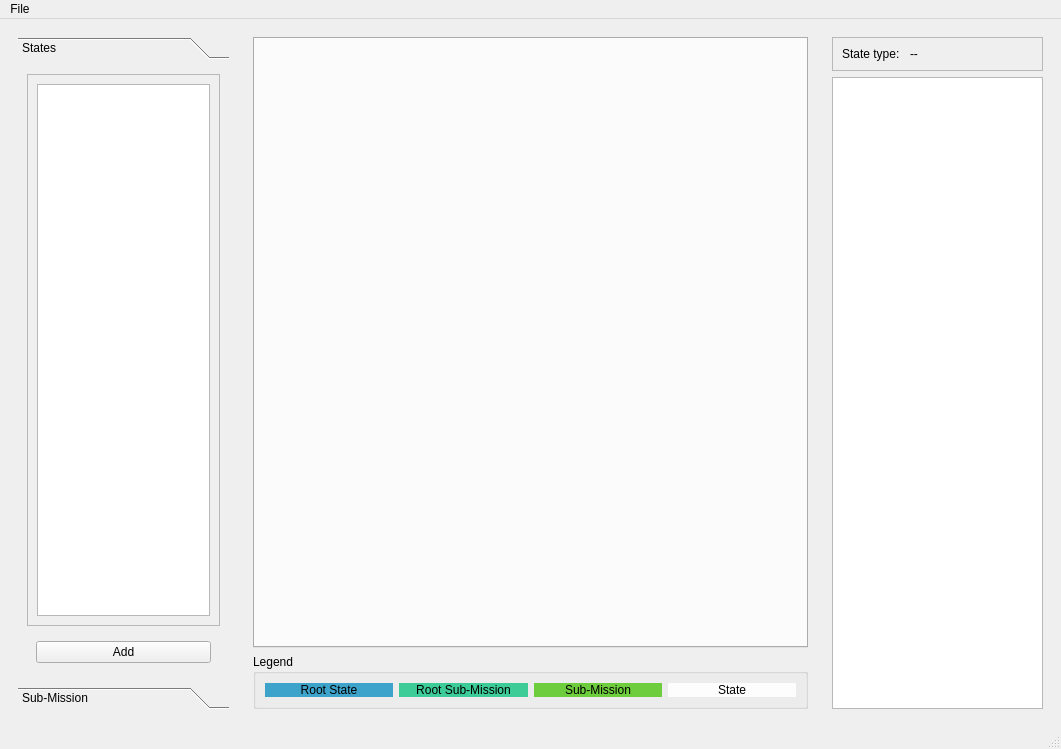
sonia-auv/rqt_sonia_plugins, file rqt_mission_planner/resource/mainwindow.ui: the form before one commit.
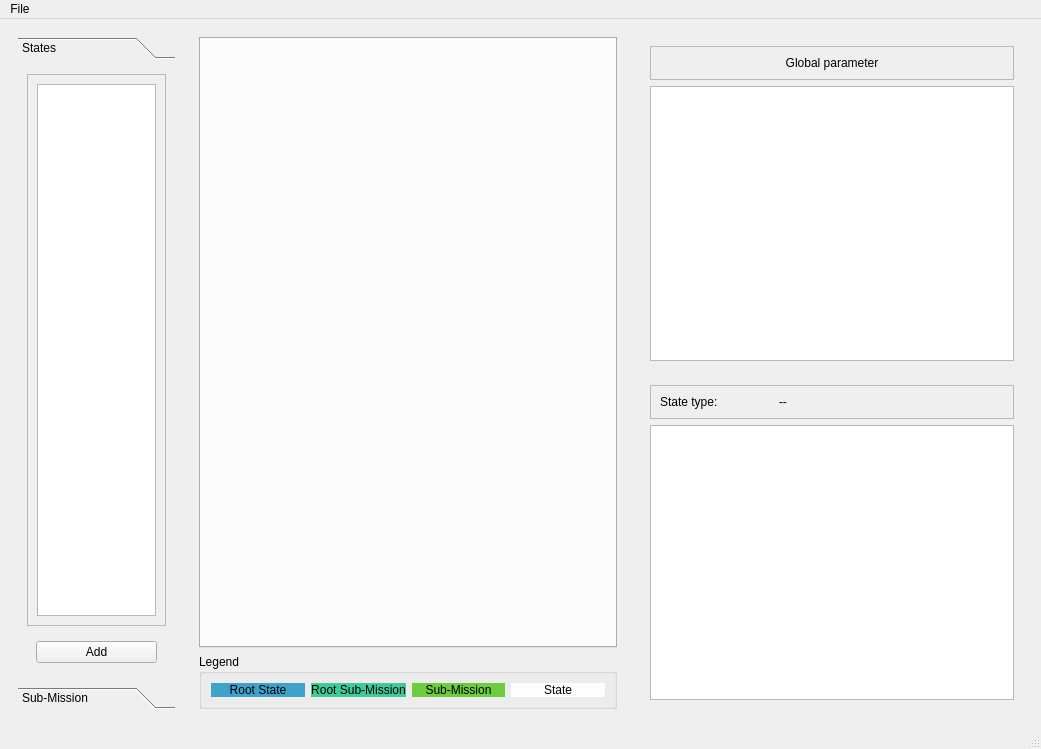
The form after the commit.

Commit message: add param submission

The edit to the form file:
```diff
--- a/rqt_mission_planner/resource/mainwindow.ui
+++ b/rqt_mission_planner/resource/mainwindow.ui
@@ -6,7 +6,7 @@
    <rect>
     <x>0</x>
     <y>0</y>
-    <width>1061</width>
+    <width>1041</width>
     <height>749</height>
    </rect>
   </property>
@@ -34,8 +34,8 @@
            <rect>
             <x>0</x>
             <y>0</y>
-            <width>211</width>
-            <height>616</height>
+            <width>157</width>
+            <height>595</height>
            </rect>
           </property>
           <attribute name="label">
@@ -52,8 +52,8 @@
                <rect>
                 <x>0</x>
                 <y>0</y>
-                <width>191</width>
-                <height>550</height>
+                <width>137</width>
+                <height>523</height>
                </rect>
               </property>
               <layout class="QHBoxLayout" name="horizontalLayout_3">
@@ -84,8 +84,8 @@
            <rect>
             <x>0</x>
             <y>0</y>
-            <width>211</width>
-            <height>616</height>
+            <width>116</width>
+            <height>140</height>
            </rect>
           </property>
           <attribute name="label">
@@ -102,8 +102,8 @@
                <rect>
                 <x>0</x>
                 <y>0</y>
-                <width>191</width>
-                <height>550</height>
+                <width>98</width>
+                <height>88</height>
                </rect>
               </property>
               <layout class="QHBoxLayout" name="horizontalLayout_5">
@@ -142,9 +142,21 @@
         <verstretch>0</verstretch>
        </sizepolicy>
       </property>
+      <property name="maximumSize">
+       <size>
+        <width>1671</width>
+        <height>1671</height>
+       </size>
+      </property>
       <layout class="QVBoxLayout" name="verticalLayout_2">
        <item>
         <widget class="QTabWidget" name="tabWidget">
+         <property name="maximumSize">
+          <size>
+           <width>16215</width>
+           <height>1621</height>
+          </size>
+         </property>
          <property name="currentIndex">
           <number>-1</number>
          </property>
@@ -534,6 +546,86 @@
      </widget>
     </item>
     <item>
+     <widget class="QWidget" name="widget_4" native="true">
+      <property name="minimumSize">
+       <size>
+        <width>400</width>
+        <height>681</height>
+       </size>
+      </property>
+      <layout class="QVBoxLayout" name="verticalLayout_8">
+       <item>
+        <widget class="QWidget" name="right_panel_2" native="true">
+         <property name="sizePolicy">
+          <sizepolicy hsizetype="Expanding" vsizetype="Expanding">
+           <horstretch>2</horstretch>
+           <verstretch>0</verstretch>
+          </sizepolicy>
+         </property>
+         <property name="minimumSize">
+          <size>
+           <width>0</width>
+           <height>0</height>
+          </size>
+         </property>
+         <property name="maximumSize">
+          <size>
+           <width>2000</width>
+           <height>2000</height>
+          </size>
+         </property>
+         <layout class="QVBoxLayout" name="verticalLayout_7">
+          <item>
+           <widget class="QFrame" name="frame_4">
+            <property name="frameShape">
+             <enum>QFrame::StyledPanel</enum>
+            </property>
+            <property name="frameShadow">
+             <enum>QFrame::Raised</enum>
+            </property>
+            <layout class="QHBoxLayout" name="horizontalLayout_12">
+             <item>
+              <widget class="QLabel" name="label_9">
+               <property name="sizePolicy">
+                <sizepolicy hsizetype="Preferred" vsizetype="Preferred">
+                 <horstretch>1</horstretch>
+                 <verstretch>0</verstretch>
+                </sizepolicy>
+               </property>
+               <property name="text">
+                <string>Global parameter</string>
+               </property>
+               <property name="alignment">
+                <set>Qt::AlignCenter</set>
+               </property>
+              </widget>
+             </item>
+            </layout>
+           </widget>
+          </item>
+          <item>
+           <widget class="QTableView" name="global_params_table">
+            <property name="editTriggers">
+             <set>QAbstractItemView::AnyKeyPressed|QAbstractItemView::CurrentChanged|QAbstractItemView::DoubleClicked|QAbstractItemView::EditKeyPressed</set>
+            </property>
+            <property name="selectionMode">
+             <enum>QAbstractItemView::SingleSelection</enum>
+            </property>
+            <attribute name="horizontalHeaderCascadingSectionResizes">
+             <bool>true</bool>
+            </attribute>
+            <attribute name="horizontalHeaderDefaultSectionSize">
+             <number>200</number>
+            </attribute>
+            <attribute name="horizontalHeaderStretchLastSection">
+             <bool>true</bool>
+            </attribute>
+           </widget>
+          </item>
+         </layout>
+        </widget>
+       </item>
+       <item>
      <widget class="QWidget" name="right_panel" native="true">
       <property name="sizePolicy">
        <sizepolicy hsizetype="Expanding" vsizetype="Expanding">
@@ -541,6 +633,18 @@
         <verstretch>0</verstretch>
        </sizepolicy>
       </property>
+         <property name="minimumSize">
+          <size>
+           <width>0</width>
+           <height>0</height>
+          </size>
+         </property>
+         <property name="maximumSize">
+          <size>
+           <width>2000</width>
+           <height>2000</height>
+          </size>
+         </property>
       <layout class="QVBoxLayout" name="verticalLayout_4">
        <item>
         <widget class="QFrame" name="frame">
@@ -581,7 +685,7 @@
         </widget>
        </item>
        <item>
-        <widget class="QTableView" name="property_table">
+           <widget class="QTableView" name="params_table">
          <property name="editTriggers">
           <set>QAbstractItemView::AnyKeyPressed|QAbstractItemView::CurrentChanged|QAbstractItemView::DoubleClicked|QAbstractItemView::EditKeyPressed</set>
          </property>
@@ -597,6 +701,9 @@
          <attribute name="horizontalHeaderStretchLastSection">
           <bool>true</bool>
          </attribute>
+           </widget>
+          </item>
+         </layout>
         </widget>
        </item>
       </layout>
@@ -609,8 +716,8 @@
     <rect>
      <x>0</x>
      <y>0</y>
-     <width>1061</width>
-     <height>19</height>
+     <width>1041</width>
+     <height>25</height>
     </rect>
    </property>
    <widget class="QMenu" name="menuFile">
@@ -626,6 +733,7 @@
     <addaction name="actionLoad_from_mission_service_remote"/>
     <addaction name="separator"/>
     <addaction name="actionRefresh_lists"/>
+    <addaction name="actionAdd_parameter"/>
    </widget>
    <addaction name="menuFile"/>
   </widget>
@@ -666,6 +774,11 @@
     <string>Refresh lists</string>
    </property>
   </action>
+  <action name="actionAdd_parameter">
+   <property name="text">
+    <string>Add parameter</string>
+   </property>
+  </action>
  </widget>
  <resources/>
  <connections/>
```
Lines whose indentation alone changed are shown as unchanged. The commit also changes 6 other files.
